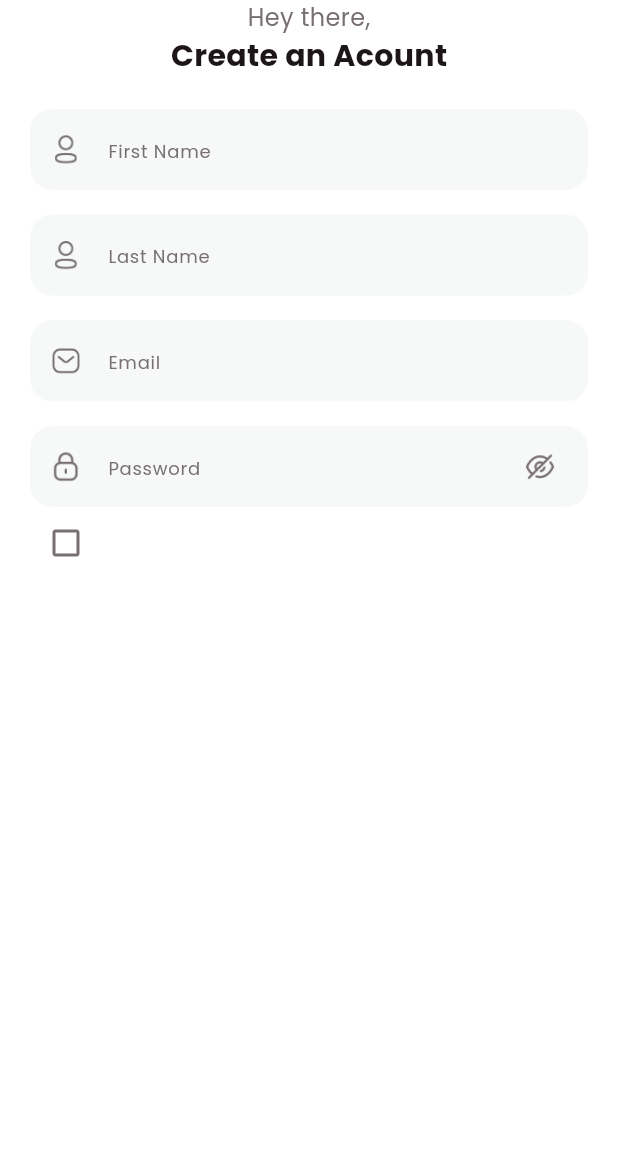
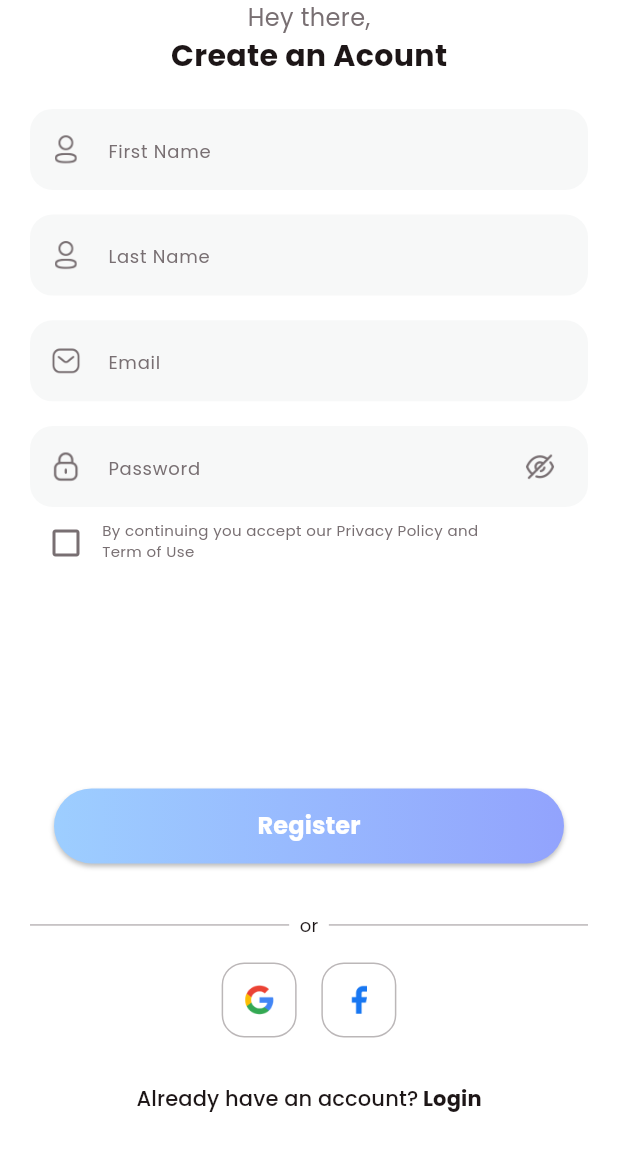
Before and after one commit to SamaM80/fitness, a Flutter app: the screen it shows after launch, on a phone screen of 412 x 824 dp. Shown: the top 1151 px of the screen. Run offline on Flutter 3.47's test engine with Material 3 defaults, Android fonts, the phone set to English and light mode, and no system bars.

Commit message:
Add SingupView widget; integrate RoundButton and RoundTextField components

```diff
--- a/lib/common_widget/round_button.dart
+++ b/lib/common_widget/round_button.dart
@@ -10,7 +10,7 @@ class RoundButton extends StatelessWidget {
   const RoundButton({
     super.key,
     required this.title,
-    this.type = RoundButtonType.textGradient,
+    this.type = RoundButtonType.bgGradient,
     required this.onPressed,
   });
 
--- a/lib/view/login/singup_view.dart
+++ b/lib/view/login/singup_view.dart
@@ -1,4 +1,5 @@
 import 'package:fitness01/common/color_extension.dart';
+import 'package:fitness01/common_widget/round_button.dart';
 import 'package:fitness01/common_widget/round_textfield.dart';
 import 'package:flutter/material.dart';
 
@@ -74,6 +75,7 @@ class _SingupViewState extends State<SingupView> {
                   ),
                 ),
                 Row(
+                  crossAxisAlignment: CrossAxisAlignment.start,
                   children: [
                     IconButton(
                       onPressed: () {},
@@ -84,8 +86,113 @@ class _SingupViewState extends State<SingupView> {
                         color: Tcolor.gray,
                       ),
                     ),
+                    Padding(
+                      padding: const EdgeInsets.only(top: 8),
+                      child: Expanded(
+                        child: Text(
+                          "By continuing you accept our Privacy Policy and\nTerm of Use",
+                          style: TextStyle(color: Tcolor.gray, fontSize: 10),
+                        ),
+                      ),
+                    ),
                   ],
                 ),
+                SizedBox(height: media.width * 0.3),
+                RoundButton(title: "Register", onPressed: () {}),
+                SizedBox(height: media.width * 0.04),
+                Row(
+                  children: [
+                    Expanded(
+                      child: Container(
+                        height: 1,
+                        color: Tcolor.gray.withAlpha(128),
+                      ),
+                    ),
+                    Text(
+                      "  or  ",
+                      style: TextStyle(color: Tcolor.black, fontSize: 12),
+                    ),
+                    Expanded(
+                      child: Container(
+                        height: 1,
+                        color: Tcolor.gray.withAlpha(128),
+                      ),
+                    ),
+                  ],
+                ),
+                SizedBox(height: media.width * 0.04),
+
+                Row(
+                  mainAxisAlignment: MainAxisAlignment.center,
+                  children: [
+                    GestureDetector(
+                      onTap: () {},
+                      child: Container(
+                        width: 50,
+                        height: 50,
+                        alignment: Alignment.center,
+                        decoration: BoxDecoration(
+                          color: Tcolor.white,
+                          border: Border.all(
+                            width: 1,
+                            color: Tcolor.gray.withAlpha(128),
+                          ),
+                          borderRadius: BorderRadius.circular(15),
+                        ),
+                        child: Image.asset(
+                          "assets/img/google.png",
+                          width: 20,
+                          height: 20,
+                        ),
+                      ),
+                    ),
+                    SizedBox(width: media.width * 0.04),
+                    GestureDetector(
+                      onTap: () {},
+                      child: Container(
+                        width: 50,
+                        height: 50,
+                        alignment: Alignment.center,
+                        decoration: BoxDecoration(
+                          color: Tcolor.white,
+                          border: Border.all(
+                            width: 1,
+                            color: Tcolor.gray.withAlpha(128),
+                          ),
+                          borderRadius: BorderRadius.circular(15),
+                        ),
+                        child: Image.asset(
+                          "assets/img/facebook.png",
+                          width: 20,
+                          height: 20,
+                        ),
+                      ),
+                    ),
+                  ],
+                ),
+
+                SizedBox(height: media.width * 0.04),
+                TextButton(
+                  onPressed: () {},
+                  child: Row(
+                    mainAxisSize: MainAxisSize.min,
+                    children: [
+                      Text(
+                        "Already have an account?",
+                        style: TextStyle(color: Tcolor.black, fontSize: 14),
+                      ),
+                      Text(
+                        " Login",
+                        style: TextStyle(
+                          color: Tcolor.black,
+                          fontSize: 14,
+                          fontWeight: FontWeight.w700,
+                        ),
+                      ),
+                    ],
+                  ),
+                ),
+                SizedBox(height: media.width * 0.04),
               ],
             ),
           ),
```
